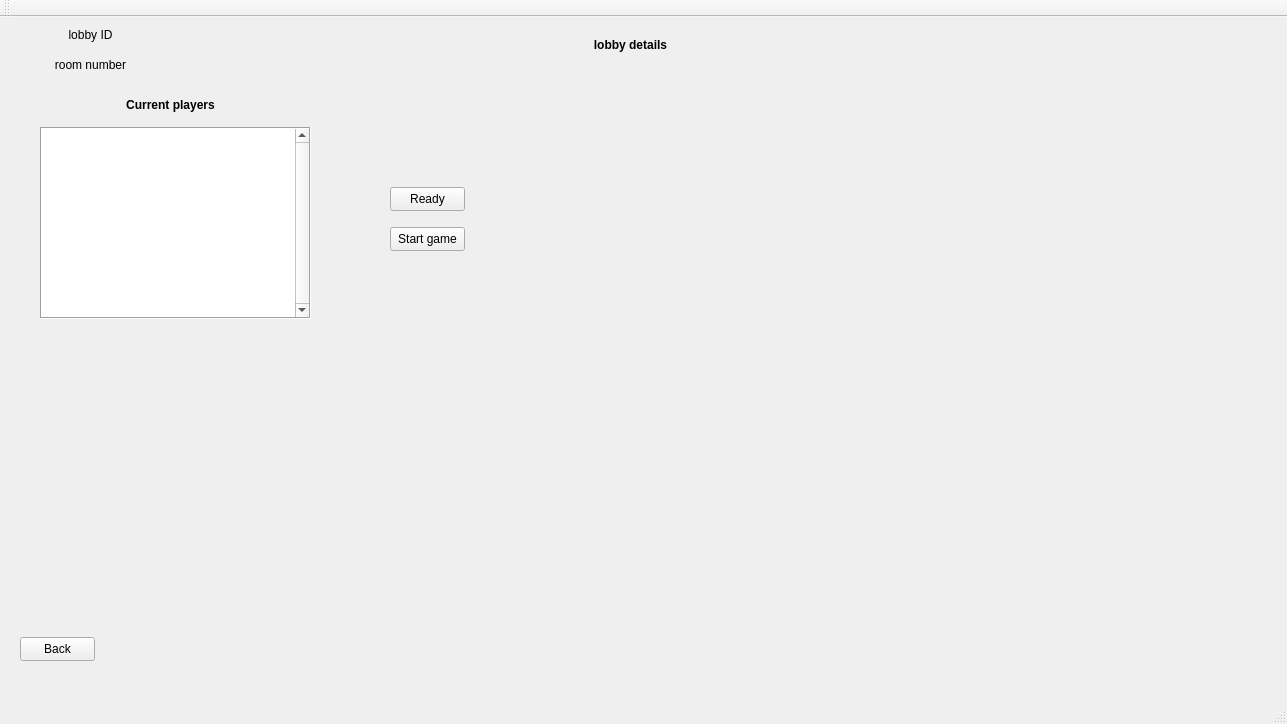
AndreiAndreea/TriviadorMCpp, file Triviador/Triviador/Triviador.ui: the form before one commit.
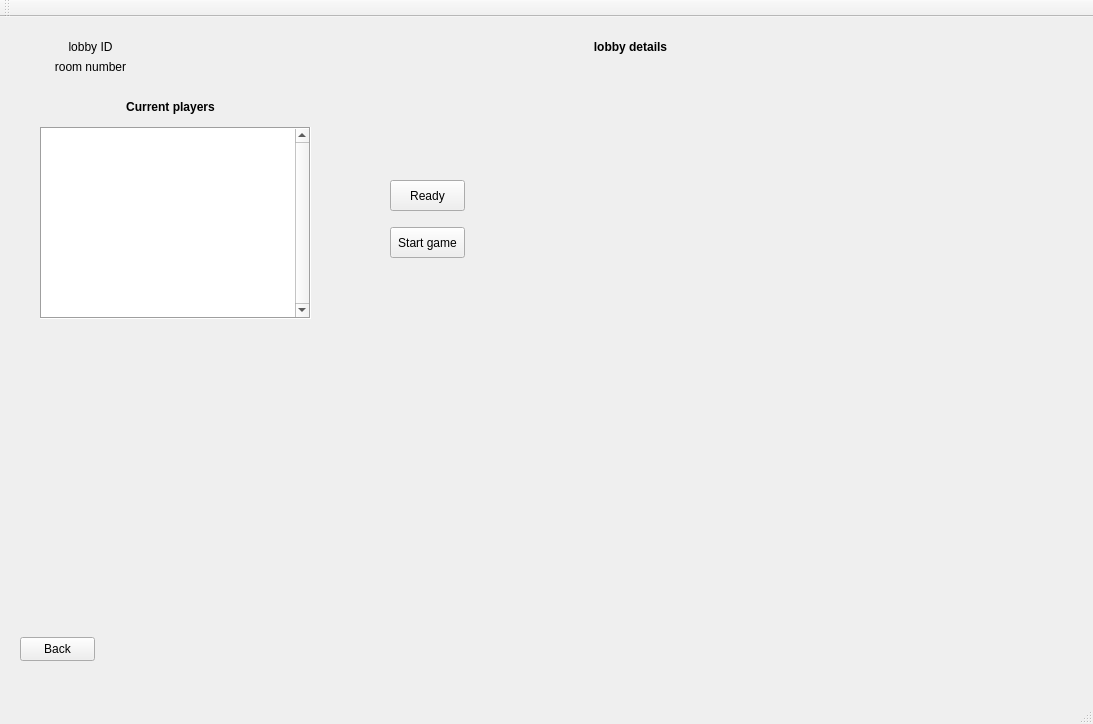
The form after the commit. The open tabs and pages were chosen to show the change.

Commit message: Added a regex to check if the new email entered is valid in the Change Credentials window. Made the code more readable in the triviador header and source files.

Patch:
```diff
--- a/Triviador/Triviador/Triviador.ui
+++ b/Triviador/Triviador/Triviador.ui
@@ -6,7 +6,7 @@
    <rect>
     <x>0</x>
     <y>0</y>
-    <width>1287</width>
+    <width>1093</width>
     <height>724</height>
    </rect>
   </property>
@@ -845,7 +845,7 @@
         <x>390</x>
         <y>210</y>
         <width>75</width>
-        <height>24</height>
+        <height>31</height>
        </rect>
       </property>
       <property name="text">
@@ -871,7 +871,7 @@
         <x>570</x>
         <y>20</y>
         <width>121</width>
-        <height>16</height>
+        <height>21</height>
        </rect>
       </property>
       <property name="text">
@@ -951,7 +951,7 @@
         <x>110</x>
         <y>80</y>
         <width>121</width>
-        <height>16</height>
+        <height>21</height>
        </rect>
       </property>
       <property name="text">
@@ -962,9 +962,9 @@
       <property name="geometry">
        <rect>
         <x>390</x>
-        <y>170</y>
+        <y>163</y>
         <width>75</width>
-        <height>24</height>
+        <height>31</height>
        </rect>
       </property>
       <property name="text">
@@ -977,7 +977,7 @@
         <x>30</x>
         <y>40</y>
         <width>121</width>
-        <height>16</height>
+        <height>21</height>
        </rect>
       </property>
       <property name="text">
@@ -988,9 +988,9 @@
       <property name="geometry">
        <rect>
         <x>30</x>
-        <y>10</y>
+        <y>20</y>
         <width>121</width>
-        <height>16</height>
+        <height>21</height>
        </rect>
       </property>
       <property name="text">
```
Left out of the diff: 24 changed lines with no effect on the pictures. The commit also changes 6 other files.
